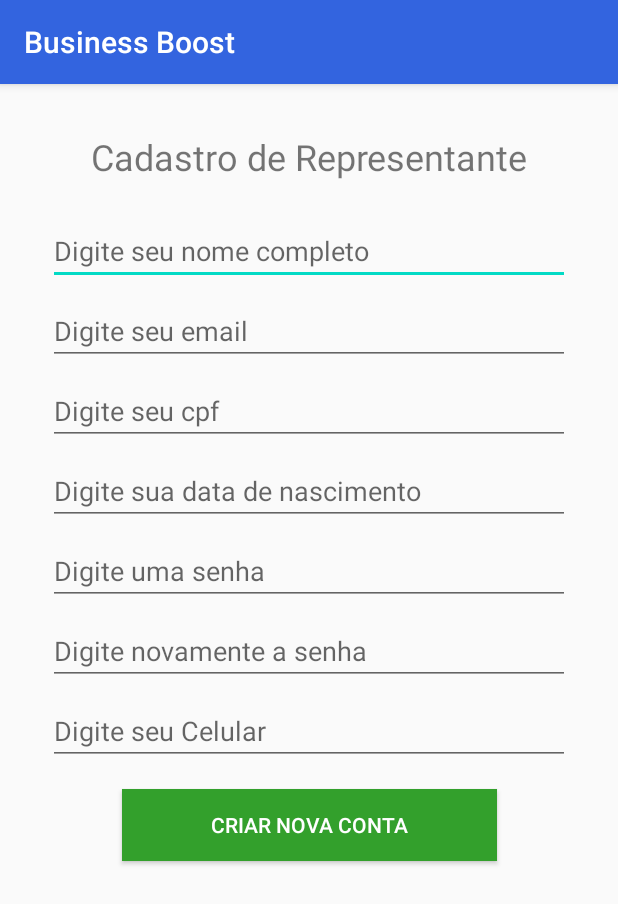
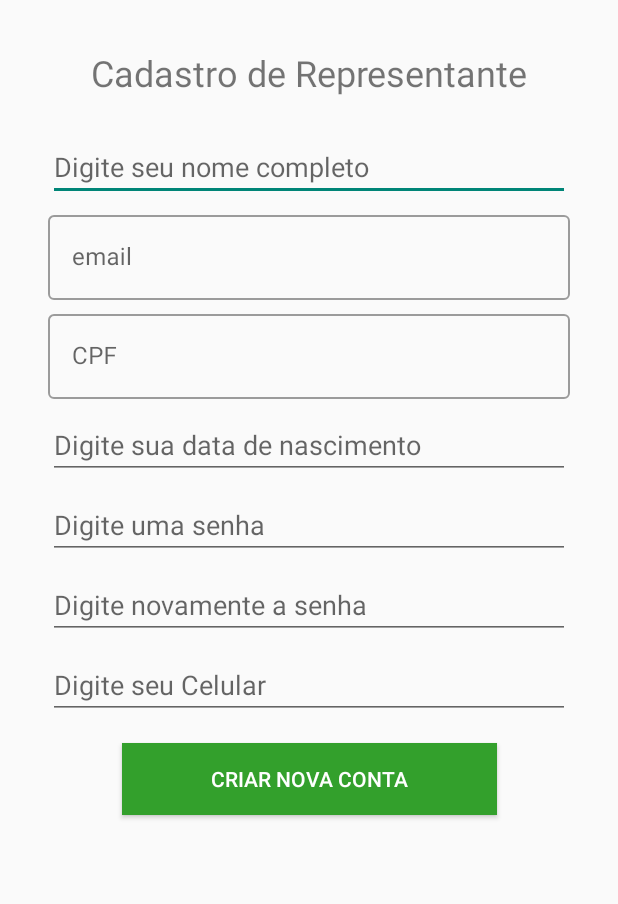
Before and after one commit to VisumIT/business-boost-app, an Android app: the CadastroRepresentanteActivity screen opened directly, with no data from a screen before it, after a tap on "CRIAR NOVA CONTA", on a phone screen of 412 x 824 dp. Shown: the top 904 px of the screen. Run offline under Robolectric (Android 15) with nearby library versions, the phone set to English and light mode, and no system bars; 1 statement that could not run was skipped.

Commit message:
tratando mensagem de erro no cadastro do representante

```diff
--- a/app/build.gradle
+++ b/app/build.gradle
@@ -1,6 +1,7 @@
 apply plugin: 'com.android.application'
 apply plugin: 'kotlin-android'
 apply plugin: 'kotlin-android-extensions'
+apply plugin: 'androidx.navigation.safeargs'
 
 android {
     compileSdkVersion 29
@@ -22,6 +23,7 @@ android {
             proguardFiles getDefaultProguardFile('proguard-android-optimize.txt'), 'proguard-rules.pro'
         }
     }
+}
 
 dependencies {
     implementation fileTree(dir: 'libs', include: ['*.jar'])
@@ -34,6 +36,9 @@ dependencies {
     implementation 'com.squareup.okhttp3:okhttp:3.10.0'
     implementation 'org.jetbrains.anko:anko:0.10.8'
 
+    implementation 'com.google.android.material:material:1.0.0'
+    implementation 'com.android.support:design:29.0.0'
+
     testImplementation 'junit:junit:4.12'
     androidTestImplementation 'androidx.test.ext:junit:1.1.1'
     androidTestImplementation 'androidx.test.espresso:espresso-core:3.2.0'
--- a/app/src/main/AndroidManifest.xml
+++ b/app/src/main/AndroidManifest.xml
@@ -12,11 +12,6 @@
         android:roundIcon="@color/colorPrimary"
         android:supportsRtl="true"
         android:theme="@style/AppTheme" >
-        <activity
-            android:name=".HomeActivity"
-            android:label="@string/title_activity_home"
-            android:theme="@style/AppTheme.NoActionBar" >
-        </activity>
         <activity android:name=".CadastroRepresentanteActivity" />
         <activity android:name=".MainActivity" >
             <intent-filter>
--- a/app/src/main/java/com/visumit/businessboost/CadastroRepresentanteActivity.kt
+++ b/app/src/main/java/com/visumit/businessboost/CadastroRepresentanteActivity.kt
@@ -1,20 +1,23 @@
 package com.visumit.businessboost
 
-import android.content.Context
 import android.content.Intent
 import androidx.appcompat.app.AppCompatActivity
 import android.os.Bundle
 import android.widget.Button
 import android.widget.EditText
-import androidx.appcompat.widget.Toolbar
+import com.google.android.material.textfield.TextInputEditText
+import com.google.android.material.textfield.TextInputLayout
 import com.google.gson.Gson
 import com.visumit.businessboost.http.HttpHelper
+import com.visumit.businessboost.model.Message
 import com.visumit.businessboost.model.Number
 import com.visumit.businessboost.model.Representante
 import org.jetbrains.anko.*
 
 class CadastroRepresentanteActivity : AppCompatActivity() {
 
+    private lateinit var layoutEmail : TextInputLayout
+    private lateinit var layoutCpf : TextInputLayout
 
     override fun onCreate(savedInstanceState: Bundle?) {
         super.onCreate(savedInstanceState)
@@ -22,12 +25,15 @@ class CadastroRepresentanteActivity : AppCompatActivity() {
 
         val btnGravar = findViewById<Button>(R.id.btn_gravar_representante)
         val editTextNomeCompleto = findViewById<EditText>(R.id.txt_nome_completo)
-        val editTextEmail = findViewById<EditText>(R.id.txt_email)
-        val editTextCpf = findViewById<EditText>(R.id.txt_cpf)
+        val editTextEmail = findViewById<TextInputEditText>(R.id.txt_email)
+        val editTextCpf = findViewById<TextInputEditText>(R.id.txt_cpf)
         val editTextDataNascimento = findViewById<EditText>(R.id.txt_data_nascimento)
         val editTextSenha01 = findViewById<EditText>(R.id.txt_senha_01)
         val editTextSenha02 = findViewById<EditText>(R.id.txt_senha_02)
         val editTextCelular = findViewById<EditText>(R.id.txt_celular)
+
+        layoutEmail = findViewById(R.id.email_layout)
+        layoutCpf = findViewById(R.id.cpf_layout)
 
 
         btnGravar.setOnClickListener {
@@ -46,32 +52,58 @@ class CadastroRepresentanteActivity : AppCompatActivity() {
 //            }
 
 
-            phones.number = "11987168989"
+            phones.number = "11987168981"
             representante.name = "wesley meneghini"
-            representante.email = "wesley@uol.comm"
-            representante.cpf = "45302840856"
+            representante.email = "wesley@uols.kk"
+            representante.cpf = "45302840852"
             representante.dateOfBirth = "1998-03-31"
             representante.phones.add(phones)
             representante.password = "123456789"
 
             var gson = Gson()
             val representanteJson = gson.toJson(representante)
-            println(representanteJson)
+//            println(representanteJson)
             doAsync {
 
                 val http = HttpHelper()
                 val response = http.post(representanteJson)
-                val respondeObject = gson.fromJson(response, Representante::class.java)
 
-                uiThread {
-                    if(respondeObject.id > 0){
-                        toast("cadastrado com sucesso")
-                        val abrirLogin  = Intent(this@CadastroRepresentanteActivity, MainActivity::class.java)
-                        startActivity(abrirLogin)
+                if (response != null) {
+                    if(response.isSuccessful){
+                        uiThread {
+                            toast("Cadastrado com sucesso")
+                            val abrirLogin  = Intent(this@CadastroRepresentanteActivity, MainActivity::class.java)
+                            startActivity(abrirLogin)
+
+                        }
                     }
-                    toast("Erro ao Cadastrar")
+                    val message = gson.fromJson(response.body()?.string(), Message::class.java)
+                    uiThread {
+
+
+                        var error = false
+
+                        if (message.message.equals("E-mail allready in use")){
+                            layoutEmail.error = message.message
+                            error = true
+                        }else{
+                            layoutEmail.error = ""
+                        }
+
+                        if (message.message.equals("CPF allready in use")){
+                            layoutCpf.error = message.message
+                            error = true
+                        }else{
+                            layoutCpf.error = ""
+                        }
+
+                    }
+//
+
 
                 }
+
+
             }
         }
     }
--- a/app/src/main/java/com/visumit/businessboost/MainActivity.kt
+++ b/app/src/main/java/com/visumit/businessboost/MainActivity.kt
@@ -20,11 +20,6 @@ class MainActivity : AppCompatActivity(){
             startActivity(abrirCadastroRepresentanteActivity)
         }
 
-        btnLogin.setOnClickListener {
-            val abrirHome = Intent(this, HomeActivity::class.java)
-            startActivity(abrirHome)
-        }
-
     }
 
 }
--- a/app/src/main/java/com/visumit/businessboost/http/HttpHelper.kt
+++ b/app/src/main/java/com/visumit/businessboost/http/HttpHelper.kt
@@ -1,13 +1,10 @@
 package com.visumit.businessboost.http
 
-import okhttp3.MediaType
-import okhttp3.OkHttpClient
-import okhttp3.Request
-import okhttp3.RequestBody
+import okhttp3.*
 
 class HttpHelper {
 
-    fun post(json: String) : String {
+    fun post(json: String): Response? {
 
         val URl = "http://192.168.15.13:8080/representatives"
 
@@ -20,7 +17,7 @@ class HttpHelper {
         var request = Request.Builder().url(URl).post(body).build()
 
         val response = client.newCall(request).execute()
-
-        return response.body().toString()
+//        println("************* ${response.isSuccessful }")
+        return response
     }
 }
--- /dev/null
+++ b/app/src/main/java/com/visumit/businessboost/model/Message.kt
@@ -0,0 +1,5 @@
+package com.visumit.businessboost.model
+
+data class Message (
+    val message: String
+)
--- a/app/src/main/java/com/visumit/businessboost/model/Representante.kt
+++ b/app/src/main/java/com/visumit/businessboost/model/Representante.kt
@@ -4,7 +4,6 @@ import java.util.ArrayList
 
 class Representante {
 
-    var id: Int = 0
     var name: String = ""
     var email: String = ""
     var password: String = ""
@@ -16,12 +15,10 @@ class Representante {
     var description: String = ""
 
     override fun toString(): String {
-        return "Representante(id=$id, name='$name', email='$email', password='$password', photograph='$photograph', phones=$phones, cpf='$cpf', dateOfBirth='$dateOfBirth', gender='$gender', description='$description')"
+        return "Representante(name='$name', email='$email', password='$password', photograph='$photograph', phones=$phones, cpf='$cpf', dateOfBirth='$dateOfBirth', gender='$gender', description='$description')"
     }
-
-
 }
 
 class Number {
-    var number: String = ""
+    var number = ""
 }
--- a/app/src/main/res/layout/activity_cadastro_representante.xml
+++ b/app/src/main/res/layout/activity_cadastro_representante.xml
@@ -5,6 +5,7 @@
     xmlns:tools="http://schemas.android.com/tools"
     android:layout_width="match_parent"
     android:layout_height="match_parent"
+    android:theme="@style/Theme.AppCompat.Light.DarkActionBar"
     tools:context=".CadastroRepresentanteActivity"
     android:padding="32dp">
 
@@ -33,37 +34,49 @@
         android:inputType="textPersonName"
         android:layout_marginBottom="4dp"/>
 
-    <EditText
-        android:id="@+id/txt_email"
+    <com.google.android.material.textfield.TextInputLayout
+        android:id="@+id/email_layout"
         android:layout_width="0dp"
         android:layout_height="wrap_content"
         app:layout_constraintTop_toBottomOf="@+id/txt_nome_completo"
         app:layout_constraintLeft_toLeftOf="parent"
         app:layout_constraintRight_toRightOf="parent"
-        app:layout_constraintHorizontal_bias="0.5"
-        android:layout_marginTop="8dp"
-        android:hint="Digite seu email"
-        android:inputType="textEmailAddress"
-        android:layout_marginBottom="4dp"/>
+        android:layout_marginTop="4dp"
+        android:hint="email"
+        style="@style/Widget.MaterialComponents.TextInputLayout.OutlinedBox">
 
-    <EditText
-        android:id="@+id/txt_cpf"
+        <com.google.android.material.textfield.TextInputEditText
+            android:id="@+id/txt_email"
+            android:layout_width="match_parent"
+            android:layout_height="wrap_content" />
+
+    </com.google.android.material.textfield.TextInputLayout>
+
+    <com.google.android.material.textfield.TextInputLayout
+        android:id="@+id/cpf_layout"
         android:layout_width="0dp"
         android:layout_height="wrap_content"
-        app:layout_constraintTop_toBottomOf="@+id/txt_email"
+        app:layout_constraintTop_toBottomOf="@+id/email_layout"
         app:layout_constraintLeft_toLeftOf="parent"
         app:layout_constraintRight_toRightOf="parent"
-        app:layout_constraintHorizontal_bias="0.5"
-        android:layout_marginTop="8dp"
-        android:hint="Digite seu cpf"
-        android:inputType="numberDecimal"
-        android:layout_marginBottom="4dp"/>
+        android:hint="CPF"
+        android:layout_marginTop="4dp"
+        style="@style/Widget.MaterialComponents.TextInputLayout.OutlinedBox">
+
+        <com.google.android.material.textfield.TextInputEditText
+            android:id="@+id/txt_cpf"
+            android:layout_width="match_parent"
+            android:layout_height="wrap_content" />
+
+    </com.google.android.material.textfield.TextInputLayout>
+
+
 
     <EditText
         android:id="@+id/txt_data_nascimento"
         android:layout_width="0dp"
         android:layout_height="wrap_content"
-        app:layout_constraintTop_toBottomOf="@+id/txt_cpf"
+        app:layout_constraintTop_toBottomOf="@+id/cpf_layout"
         app:layout_constraintLeft_toLeftOf="parent"
         app:layout_constraintRight_toRightOf="parent"
         app:layout_constraintHorizontal_bias="0.5"
--- a/app/src/main/res/layout/activity_main.xml
+++ b/app/src/main/res/layout/activity_main.xml
@@ -7,7 +7,7 @@
     android:background="@color/colorWhite"
     android:paddingLeft="32dp"
     android:paddingRight="32dp"
-    android:theme="@style/ThemeOverlay.AppCompat.Light"
+    android:theme="@style/AppTheme"
     tools:context=".MainActivity">
 
     <LinearLayout
--- a/app/src/main/res/values/styles.xml
+++ b/app/src/main/res/values/styles.xml
@@ -1,7 +1,7 @@
 <resources>
 
     <!-- Base application theme. -->
-    <style name="AppTheme" parent="Theme.AppCompat.Light.DarkActionBar">
+    <style name="AppTheme" parent="Theme.AppCompat.Light.NoActionBar">
         <!-- Customize your theme here. -->
         <item name="colorPrimary">@color/colorPrimary</item>
         <item name="colorPrimaryDark">@color/colorPrimaryDark</item>
```
